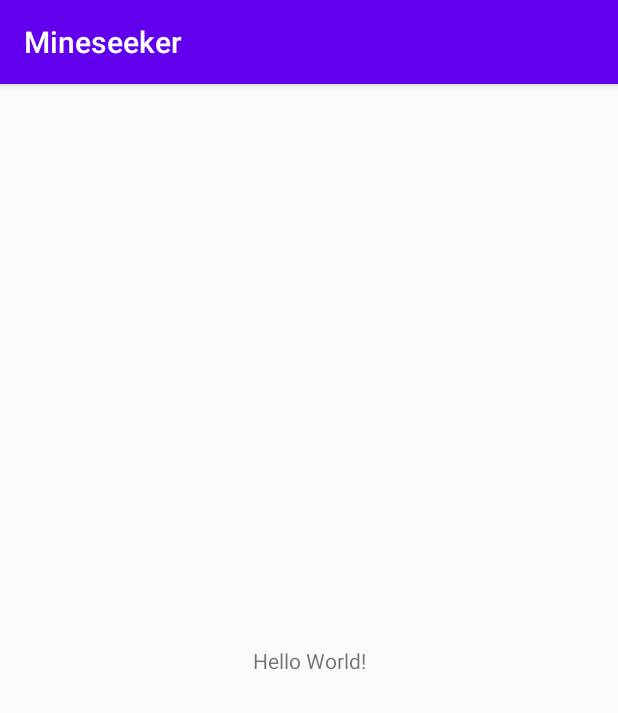
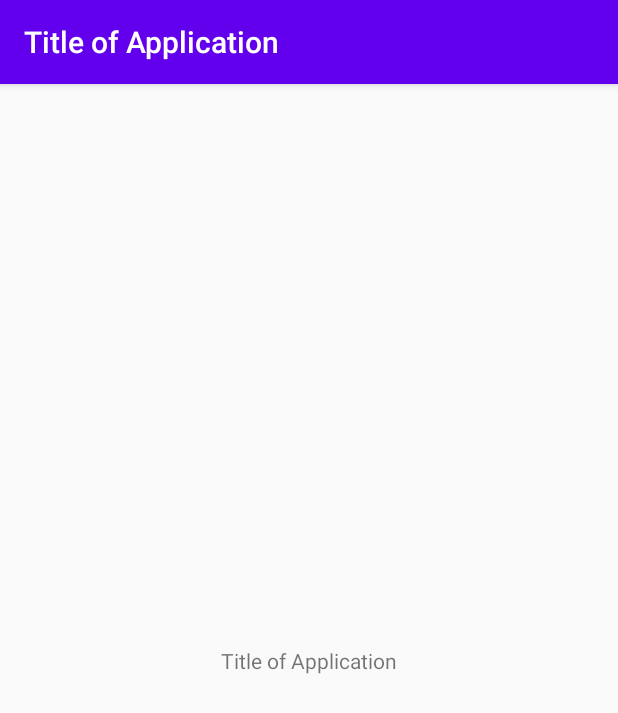
Before and after one commit to granbraan/Minescanner-Game, an Android app: the screen it shows after launch (MainActivity), on a phone screen of 412 x 824 dp. Shown: the top 713 px of the screen. Run offline under Robolectric (Android 15) with nearby library versions, the light colour scheme and no system bars.

```diff
--- a/app/src/main/java/ca/sfu/cmpt295a3/MainActivity.java
+++ b/app/src/main/java/ca/sfu/cmpt295a3/MainActivity.java
@@ -4,11 +4,16 @@ import androidx.appcompat.app.AppCompatActivity;
 
 import android.os.Bundle;
 
+/**
+ * Initial Driver
+ * Displays Title Screen w/ Animation
+ * Will swap to Main Menu on click or after all animations + 4 seconds
+ */
 public class MainActivity extends AppCompatActivity {
 
     @Override
     protected void onCreate(Bundle savedInstanceState) {
         super.onCreate(savedInstanceState);
-        setContentView(R.layout.activity_main);
+        setContentView(R.layout.title_screen);
     }
 }
--- a/app/src/main/res/layout/activity_main.xml
+++ b/app/src/main/res/layout/title_screen.xml
@@ -7,9 +7,10 @@
     tools:context=".MainActivity">
 
     <TextView
+        android:id="@+id/titleScreenText"
         android:layout_width="wrap_content"
         android:layout_height="wrap_content"
-        android:text="Hello World!"
+        android:text="@string/titleScreenText"
         app:layout_constraintBottom_toBottomOf="parent"
         app:layout_constraintLeft_toLeftOf="parent"
         app:layout_constraintRight_toRightOf="parent"
```
Also changed, not shown: app/src/main/res/values/strings.xml (+14 -1 lines).
